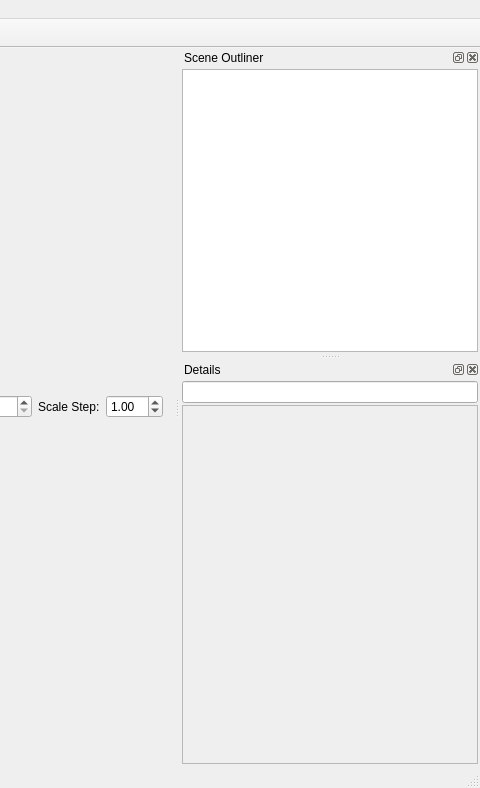
The window that mainwindow.ui (FredrikEik/Game_Engine_Architecture) describes before a commit, drawn with Qt 5; both pictures show x 567 to 1047 and y 0 to 788 of the 1047 by 788 pixel window.
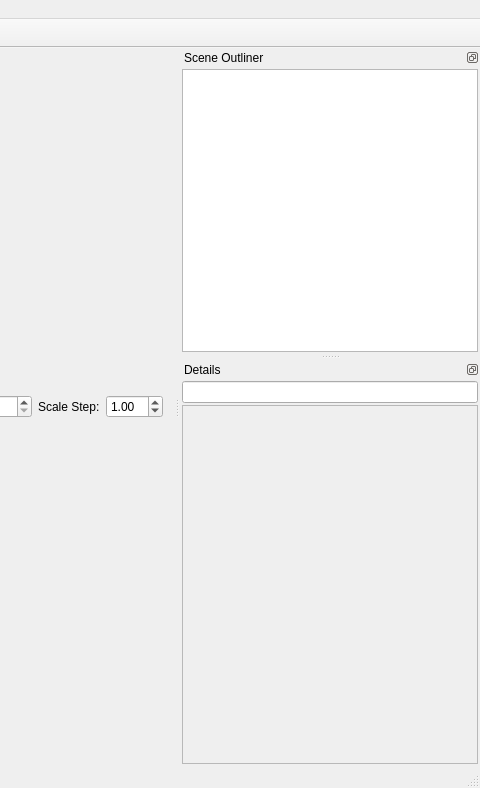
The same window after the commit. Icons and pictures are not drawn.

The edit to the form file:
```diff
--- a/mainwindow.ui
+++ b/mainwindow.ui
@@ -163,6 +163,9 @@
      <height>524287</height>
     </size>
    </property>
+   <property name="features">
+    <set>QDockWidget::DockWidgetFloatable|QDockWidget::DockWidgetMovable</set>
+   </property>
    <property name="windowTitle">
     <string>Scene Outliner</string>
    </property>
@@ -223,6 +226,9 @@
      <height>524287</height>
     </size>
    </property>
+   <property name="features">
+    <set>QDockWidget::DockWidgetFloatable|QDockWidget::DockWidgetMovable</set>
+   </property>
    <property name="windowTitle">
     <string>Details</string>
    </property>
```
